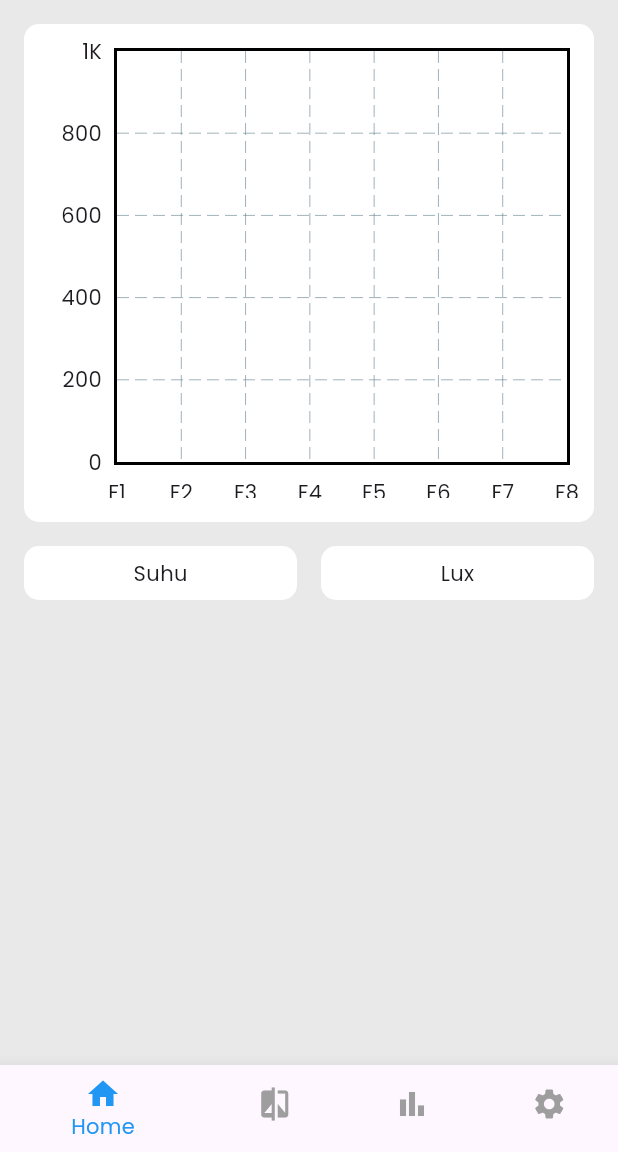
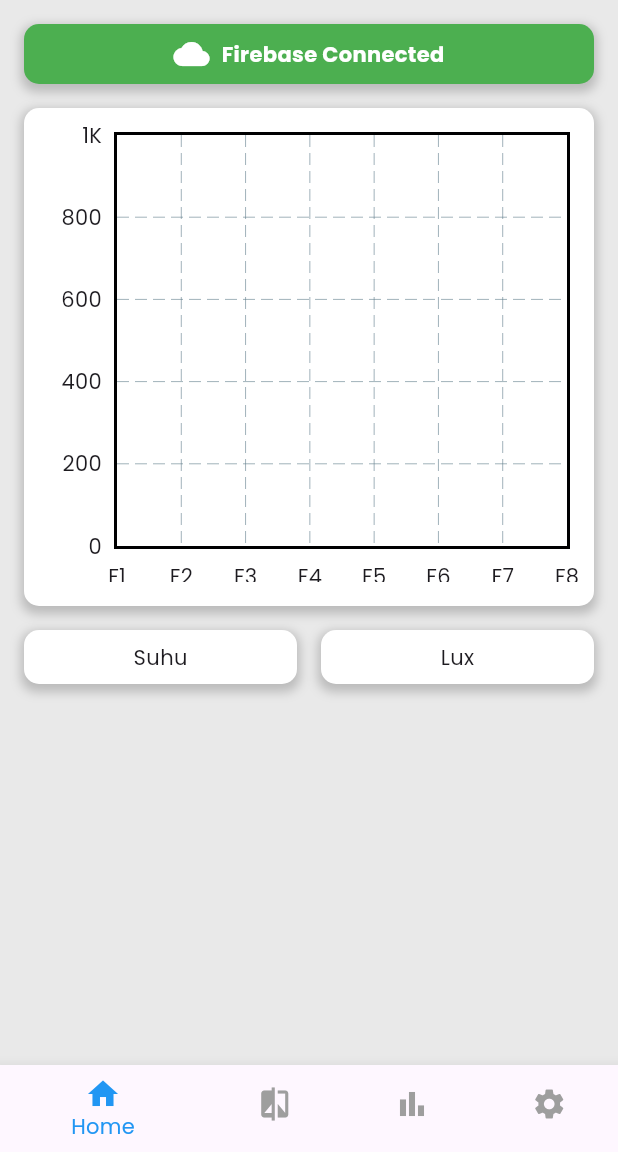
Before and after one commit to callahamZ/mySpectrum, a Flutter app: the screen it shows after launch, on a phone screen of 412 x 824 dp, the part 84-1236 px from its top. Run offline on Flutter 3.47's test engine with Material 3 defaults, Android fonts, the phone set to English and light mode, and no system bars; drawn by our look-alikes of fl_chart; our stand-ins replace firebase_core, firebase_database; accounts and stored records are empty.

Commit message:
adding connection status container on top

```diff
--- a/lib/pages/home_page.dart
+++ b/lib/pages/home_page.dart
@@ -59,10 +59,52 @@ class HomePageContent extends StatelessWidget {
           children: [
             Container(
               margin: const EdgeInsets.all(16.0),
+              padding: const EdgeInsets.all(8.0),
+              decoration: BoxDecoration(
+                color: Colors.green,
+                borderRadius: BorderRadius.circular(10.0),
+                boxShadow: [ // Added boxShadow
+                  BoxShadow(
+                    color: Colors.black.withOpacity(0.2),
+                    spreadRadius: 2,
+                    blurRadius: 5,
+                    offset: const Offset(0, 3),
+                  ),
+                ],
+              ),
+              child: Row(
+                mainAxisAlignment: MainAxisAlignment.center,
+                children: [
+                  const Icon(
+                    Icons.cloud,
+                    color: Colors.white,
+                    size: 24.0,
+                  ),
+                  const SizedBox(width: 8.0),
+                  const Text(
+                    "Firebase Connected",
+                    style: TextStyle(
+                      color: Colors.white,
+                      fontWeight: FontWeight.bold,
+                    ),
+                  ),
+                ],
+              ),
+            ),
+            Container(
+              margin: const EdgeInsets.only(left: 16.0, right: 16.0),
               padding: const EdgeInsets.all(16.0),
               decoration: BoxDecoration(
                 color: Colors.white,
-                borderRadius: BorderRadius.circular(10.0), // Add border radius
+                borderRadius: BorderRadius.circular(10.0),
+                boxShadow: [ // Added boxShadow
+                  BoxShadow(
+                    color: Colors.black.withOpacity(0.2),
+                    spreadRadius: 2,
+                    blurRadius: 5,
+                    offset: const Offset(0, 3),
+                  ),
+                ],
               ),
               child: Center(
                 child: SizedBox(
@@ -143,11 +185,19 @@ class HomePageContent extends StatelessWidget {
               children: [
                 Expanded(
                   child: Container(
-                    margin: const EdgeInsets.only(left: 16.0, right: 8.0),
+                    margin: const EdgeInsets.only(left: 16.0, right: 8.0, top: 16.0),
                     padding: const EdgeInsets.all(8.0),
                     decoration: BoxDecoration(
                       color: Colors.white,
                       borderRadius: BorderRadius.circular(10.0),
+                      boxShadow: [ // Added boxShadow
+                        BoxShadow(
+                          color: Colors.black.withOpacity(0.2),
+                          spreadRadius: 2,
+                          blurRadius: 5,
+                          offset: const Offset(0, 3),
+                        ),
+                      ],
                     ),
                     child: const Center(
                       child: Text("Suhu"),
@@ -156,11 +206,19 @@ class HomePageContent extends StatelessWidget {
                 ),
                  Expanded(
                   child: Container(
-                    margin: const EdgeInsets.only(right: 16.0, left: 8.0),
+                    margin: const EdgeInsets.only(right: 16.0, left: 8.0, top: 16.0),
                     padding: const EdgeInsets.all(8.0),
                     decoration: BoxDecoration(
                       color: Colors.white,
                       borderRadius: BorderRadius.circular(10.0),
+                      boxShadow: [ // Added boxShadow
+                        BoxShadow(
+                          color: Colors.black.withOpacity(0.2),
+                          spreadRadius: 2,
+                          blurRadius: 5,
+                          offset: const Offset(0, 3),
+                        ),
+                      ],
                     ),
                     child: const Center(
                       child: Text("Lux"),
```
